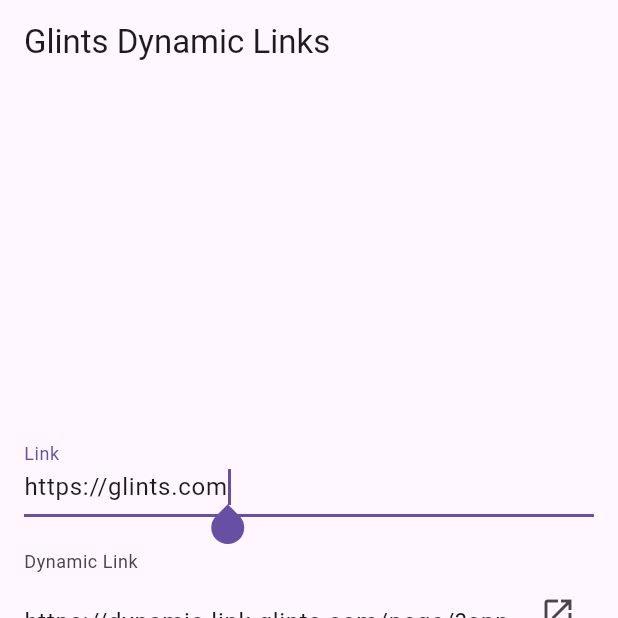
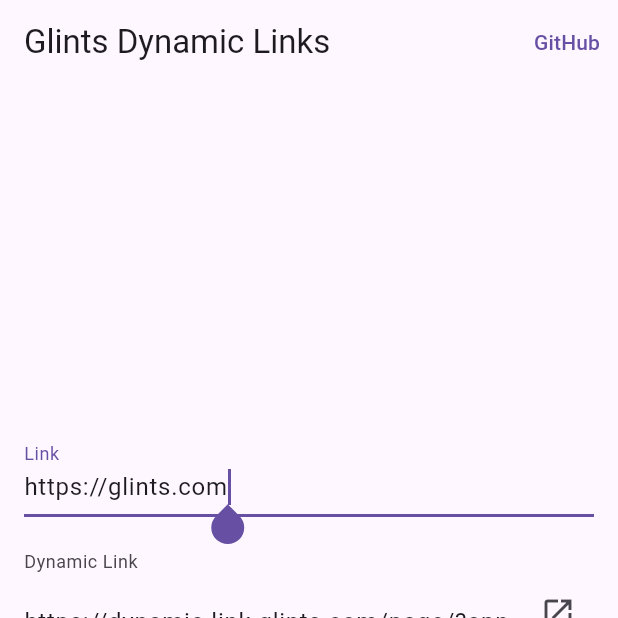
Before and after one commit to LuckUVeryX/glints_dynamic_links, a Flutter app: the screen it shows after launch, on a phone screen of 412 x 824 dp, the top half of it. Run offline on Flutter 3.47's test engine with Material 3 defaults, Android fonts, the phone set to English and light mode, and no system bars; our stand-ins replace flutter_hooks.

Commit message:
feat: add github link

```diff
--- a/lib/main.dart
+++ b/lib/main.dart
@@ -59,6 +59,18 @@
     return Scaffold(
       appBar: AppBar(
         title: const Text('Glints Dynamic Links'),
+        actions: [
+          TextButton(
+            onPressed: () {
+              launchUrl(
+                Uri.parse(
+                  'https://github.com/LuckUVeryX/glints_dynamic_links',
+                ),
+              );
+            },
+            child: const Text('GitHub'),
+          ),
+        ],
       ),
       body: Center(
         child: ConstrainedBox(
```
